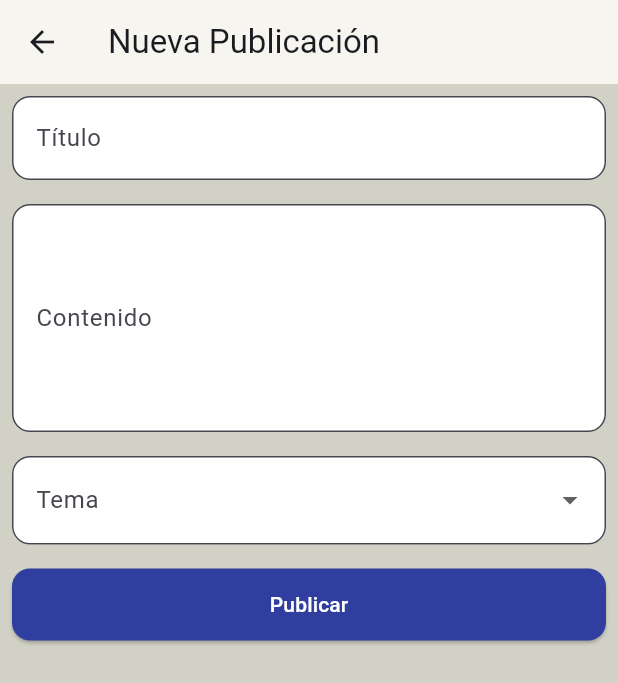
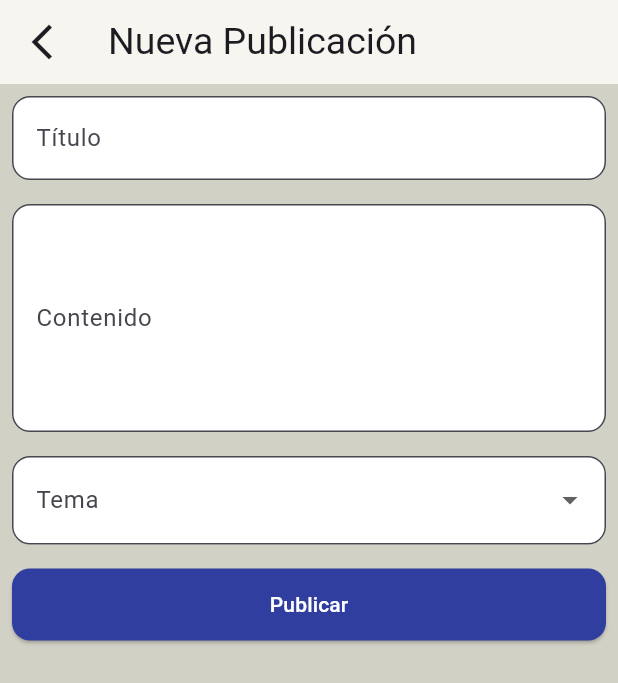
Before and after one commit to CarlosPel/Proyecto-DAM, a Flutter app: the CreatePostScreen screen opened directly, on a phone screen of 412 x 824 dp. Shown: the top 683 px of the screen. Run offline on Flutter 3.47's test engine with Material 3 defaults, Android fonts, the phone set to English and light mode, and no system bars; our stand-ins replace country_code_picker, shared_preferences, timeago; missing offline and left inert: turn_page_transition; accounts and stored records are empty.

Commit message:
Mejorar la gestión de argumentos en la navegación y ajustar estilos en CreatePostScreen y NewsScrollScreen

```diff
--- a/app/frontend/flutter_application_1/lib/data/app_routes.dart
+++ b/app/frontend/flutter_application_1/lib/data/app_routes.dart
@@ -51,8 +51,8 @@ class AppRoutes {
         return MaterialPageRoute(builder: (_) => NewsScrollScreen());
 
       case createPostScreen:
-        final args = settings.arguments as Map<String, dynamic>;
-        final Article? article = args['article'];
+        final args = settings.arguments as Map<String, dynamic>?;
+        final Article? article = args?['article'];
 
         return MaterialPageRoute(
             builder: (_) => CreatePostScreen(article: article));
--- a/app/frontend/flutter_application_1/lib/screens/create_post_screen.dart
+++ b/app/frontend/flutter_application_1/lib/screens/create_post_screen.dart
@@ -50,7 +50,14 @@ class CreatePostScreenState extends State<CreatePostScreen> {
 
     return Scaffold(
       appBar: AppBar(
-        title: Text('Nueva Publicación'),
+        leading: IconButton(
+          icon: Icon(Icons.arrow_back_ios_new, size: 28),
+          onPressed: () => Navigator.of(context).pop(),
+        ),
+        title: Text('Nueva Publicación',
+        style: TextStyle(
+          fontSize: 25,
+        )),
       ),
       body: SingleChildScrollView(
         child: Column(
@@ -108,7 +115,18 @@ class CreatePostScreenState extends State<CreatePostScreen> {
                 ),
               ),
             ),
-            if (article != null)
+            if (article != null) ...[
+              SizedBox(
+                  height: 50,
+                  child: Padding(
+                    padding: const EdgeInsets.only(top: 16.0),
+                    child: Text(
+                      'Artículo',
+                      style: TextStyle(
+                        fontSize: 30,
+                      ),
+                    ),
+                  )),
               articleCard(
                 child: Column(children: [
                   ArticlePreview(
@@ -129,6 +147,7 @@ class CreatePostScreenState extends State<CreatePostScreen> {
                   ),
                 ]),
               ),
+            ]
           ],
         ),
       ),
--- a/app/frontend/flutter_application_1/lib/screens/news_scroll_screen.dart
+++ b/app/frontend/flutter_application_1/lib/screens/news_scroll_screen.dart
@@ -60,6 +60,7 @@ class NewsScrollScreenState extends State<NewsScrollScreen> {
   Widget build(BuildContext context) {
     return Scaffold(
       appBar: AppBar(
+        toolbarHeight: 100,
         title: SizedBox(
           height: 100,
           width: double.infinity,
@@ -68,7 +69,7 @@ class NewsScrollScreenState extends State<NewsScrollScreen> {
             'NOTICIAS',
             style: const TextStyle(
               fontFamily: 'Times New Roman', // Usa tu fuente personalizada
-              fontSize: 40,
+              fontSize: 35,
               fontWeight: FontWeight.w700,
               letterSpacing: 3,
             ),
--- a/app/frontend/flutter_application_1/lib/screens/posts_scroll_screen.dart
+++ b/app/frontend/flutter_application_1/lib/screens/posts_scroll_screen.dart
@@ -77,7 +77,6 @@ class PostsScrollScreenState extends State<PostsScrollScreen> {
       appBar: AppBar(
         toolbarHeight: 100,
         title: SizedBox(
-          height: 100,
           width: double.infinity,
           child: Stack(
             alignment: Alignment.center,
```
